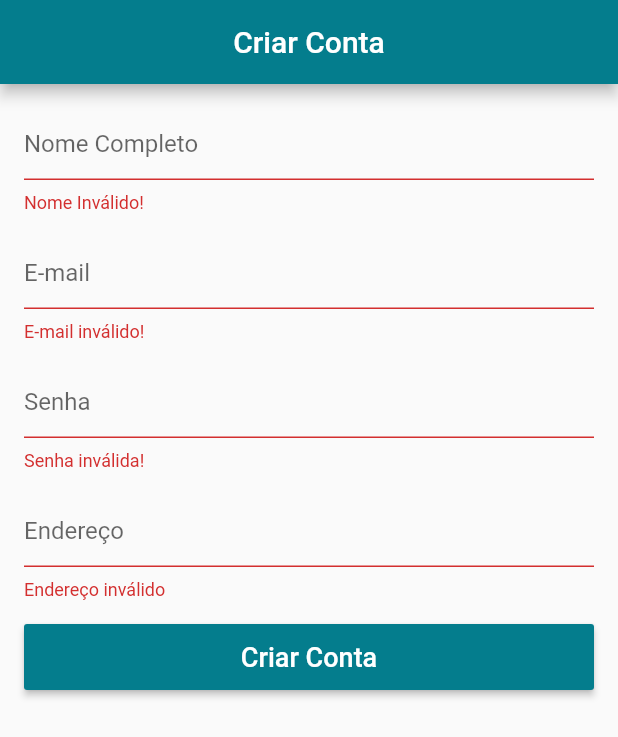
After one commit to pedrohjs/learning_flutter, a Flutter app: the SignUpScreen screen opened directly, after a tap on "Criar Conta", on a phone screen of 412 x 824 dp. The commit adds this screen. Shown: the top 737 px of the screen. Run offline on Flutter 3.47's test engine with Material 2 defaults, Android fonts, the phone set to English and light mode, and no system bars; our stand-ins replace carousel_pro, cloud_firestore, firebase_auth, firebase_storage, google_sign_in, image_picker and 3 more; accounts and stored records are empty; network calls fail.

```diff
--- /dev/null
+++ b/loja_virtual/lib/datas/cart_product.dart
@@ -0,0 +1,36 @@
+import 'dart:math';
+
+import 'package:cloud_firestore/cloud_firestore.dart';
+import 'package:loja_virtual/datas/product_data.dart';
+
+class CartProduct {
+
+  String cid;
+
+  String category;
+  String pid;
+
+  int quantity;
+  String size;
+
+  ProductData productData;
+
+  CartProduct.fromDocument(DocumentSnapshot document){
+    cid = document.documentID;
+    category = document.data['categoroy'];
+    pid = document.data['pid'];
+    quantity = document.data['quantity'];
+    size = document.data['size'];
+  }
+
+  Map<String, dynamic> toMap(){
+    return{
+      'category': category,
+      'pid': pid,
+      'quantity': quantity,
+      'size': size,
+      'product': productData.toResumedMap()
+    };
+  }
+
+}
--- /dev/null
+++ b/loja_virtual/lib/screens/signup_screen.dart
@@ -0,0 +1,143 @@
+import 'package:flutter/material.dart';
+import 'package:loja_virtual/models/user_model.dart';
+import 'package:scoped_model/scoped_model.dart';
+
+class SignUpScreen extends StatefulWidget {
+  @override
+  _SignUpScreenState createState() => _SignUpScreenState();
+}
+
+class _SignUpScreenState extends State<SignUpScreen> {
+
+  final _formKey = GlobalKey<FormState>();
+  final _scaffoldKey = GlobalKey<ScaffoldState>();
+
+  final _nameController = TextEditingController();
+  final _emailController = TextEditingController();
+  final _passController = TextEditingController();
+  final _addressController = TextEditingController();
+
+  @override
+  Widget build(BuildContext context) {
+    return Scaffold(
+      key: _scaffoldKey,
+      appBar: AppBar(
+        title: Text('Criar Conta'),
+        centerTitle: true,
+      ),
+      body: ScopedModelDescendant<UserModel>(
+        builder: (context, child, model){
+          if(model.isLoading)
+            return Center(child: CircularProgressIndicator(),);
+          return Form(
+            key: _formKey,
+            child: ListView(
+              padding: EdgeInsets.all(16.0),
+              children: <Widget>[
+                TextFormField(
+                  controller: _nameController,
+                  decoration: InputDecoration(
+                    hintText: 'Nome Completo',
+                  ),
+                  validator: (text){
+                    if(text.isEmpty) return 'Nome Inválido!';
+                    else return null;
+                  },
+                ),
+                SizedBox(height: 16.0,),
+                TextFormField(
+                  controller: _emailController,
+                  decoration: InputDecoration(
+                      hintText: 'E-mail'
+                  ),
+                  keyboardType: TextInputType.emailAddress,
+                  validator: (text){
+                    if(text.isEmpty || !text.contains('@')) return 'E-mail inválido!';
+                    else return null;
+                  },
+                ),
+                SizedBox(height: 16.0,),
+                TextFormField(
+                  controller: _passController,
+                  decoration: InputDecoration(
+                    hintText: 'Senha',
+                  ),
+                  obscureText: true,
+                  validator: (text){
+                    if(text.isEmpty || text.length < 6) return 'Senha inválida!';
+                    else return null;
+                  },
+                ),
+                SizedBox(height: 16.0,),
+                TextFormField(
+                  controller: _addressController,
+                  decoration: InputDecoration(
+                    hintText: 'Endereço',
+                  ),
+                  validator: (text){
+                    if(text.isEmpty) return 'Endereço inválido';
+                    else return null;
+                  },
+                ),
+                SizedBox(height: 16.0,),
+                SizedBox(
+                  height: 44.0,
+                  child: RaisedButton(
+                    child: Text(
+                      'Criar Conta',
+                      style: TextStyle(
+                        fontSize: 18.0,
+                      ),
+                    ),
+                    textColor: Colors.white,
+                    color: Theme.of(context).primaryColor,
+                    onPressed: (){
+                      if(_formKey.currentState.validate()){
+
+                        Map<String, dynamic> userData = {
+                          'name': _nameController.text,
+                          'email': _emailController.text,
+                          'address': _addressController.text
+                        };
+
+                        model.signUp(
+                            userData: userData,
+                            pass: _passController.text,
+                            onSuccess: _onSuccess,
+                            onFail: _onFail
+                        );
+                      }
+                    },
+                  ),
+                ),
+              ],
+            ),
+          );
+        },
+      ),
+    );
+  }
+
+  void _onSuccess(){
+    _scaffoldKey.currentState.showSnackBar(
+      SnackBar(
+        content: Text('Usuário criado com sucesso!'),
+        backgroundColor: Theme.of(context).primaryColor,
+        duration: Duration(seconds: 2),
+      ),
+    );
+    Future.delayed(Duration(seconds: 2)).then((_){
+      Navigator.of(context).pop();
+    });
+  }
+
+  void _onFail(){
+    _scaffoldKey.currentState.showSnackBar(
+      SnackBar(
+        content: Text('Falha ao criar usuário!'),
+        backgroundColor: Colors.redAccent,
+        duration: Duration(seconds: 2),
+      ),
+    );
+  }
+}
```
Also changed, not shown: loja_virtual/lib/datas/product_data.dart (+8 -0 lines), loja_virtual/lib/main.dart (+19 -8 lines), loja_virtual/lib/models/cart_model.dart (added, +37 -0 lines), loja_virtual/lib/models/user_model.dart (added, +104 -0 lines), loja_virtual/lib/screens/login_screen.dart (+66 -4 lines), loja_virtual/lib/widgets/custom_drawer.dart (+22 -8 lines).
